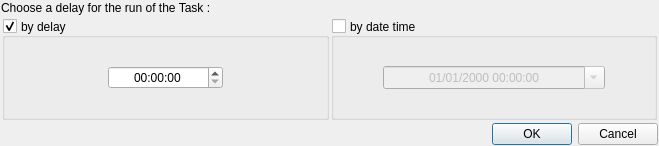
Qt form ui/getDelayDialog.ui (AmirHammouteneEI/ScheduledPasteAndKeys) before a commit.
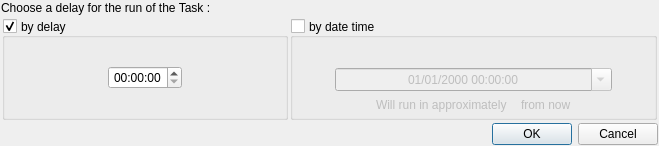
The same form after that commit.

Commit message: Finished work on get delay dialog with display of delay time

The edit to the form file:
```diff
--- a/ui/getDelayDialog.ui
+++ b/ui/getDelayDialog.ui
@@ -66,7 +66,7 @@
       <item>
        <widget class="QGroupBox" name="delayGroup">
         <property name="sizePolicy">
-         <sizepolicy hsizetype="Expanding" vsizetype="Preferred">
+         <sizepolicy hsizetype="Preferred" vsizetype="Preferred">
           <horstretch>0</horstretch>
           <verstretch>0</verstretch>
          </sizepolicy>
@@ -146,12 +146,58 @@
         <property name="checked">
          <bool>false</bool>
         </property>
-        <layout class="QHBoxLayout" name="horizontalLayout_3">
+        <layout class="QVBoxLayout" name="verticalLayout_2">
+         <property name="spacing">
+          <number>2</number>
+         </property>
          <property name="sizeConstraint">
           <enum>QLayout::SetDefaultConstraint</enum>
          </property>
+         <property name="leftMargin">
+          <number>1</number>
+         </property>
+         <property name="topMargin">
+          <number>1</number>
+         </property>
+         <property name="rightMargin">
+          <number>1</number>
+         </property>
+         <property name="bottomMargin">
+          <number>1</number>
+         </property>
          <item>
-          <spacer name="horizontalSpacer_3">
+          <spacer name="verticalSpacer">
+           <property name="orientation">
+            <enum>Qt::Vertical</enum>
+           </property>
+           <property name="sizeHint" stdset="0">
+            <size>
+             <width>20</width>
+             <height>40</height>
+            </size>
+           </property>
+          </spacer>
+         </item>
+         <item>
+          <widget class="QWidget" name="widget_2" native="true">
+           <layout class="QHBoxLayout" name="horizontalLayout_4">
+            <property name="spacing">
+             <number>2</number>
+            </property>
+            <property name="leftMargin">
+             <number>1</number>
+            </property>
+            <property name="topMargin">
+             <number>1</number>
+            </property>
+            <property name="rightMargin">
+             <number>1</number>
+            </property>
+            <property name="bottomMargin">
+             <number>1</number>
+            </property>
+            <item>
+             <spacer name="horizontalSpacer_4">
            <property name="orientation">
             <enum>Qt::Horizontal</enum>
            </property>
@@ -186,7 +232,7 @@
           </widget>
          </item>
          <item>
-          <spacer name="horizontalSpacer_4">
+             <spacer name="horizontalSpacer_3">
            <property name="orientation">
             <enum>Qt::Horizontal</enum>
            </property>
@@ -200,6 +246,77 @@
             </size>
            </property>
           </spacer>
+            </item>
+           </layout>
+          </widget>
+         </item>
+         <item>
+          <widget class="QWidget" name="widget_3" native="true">
+           <layout class="QHBoxLayout" name="horizontalLayout_3">
+            <property name="spacing">
+             <number>2</number>
+            </property>
+            <property name="leftMargin">
+             <number>1</number>
+            </property>
+            <property name="topMargin">
+             <number>1</number>
+            </property>
+            <property name="rightMargin">
+             <number>1</number>
+            </property>
+            <property name="bottomMargin">
+             <number>1</number>
+            </property>
+            <item>
+             <spacer name="horizontalSpacer_5">
+              <property name="orientation">
+               <enum>Qt::Horizontal</enum>
+              </property>
+              <property name="sizeHint" stdset="0">
+               <size>
+                <width>74</width>
+                <height>20</height>
+               </size>
+              </property>
+             </spacer>
+            </item>
+            <item>
+             <widget class="QLabel" name="label_2">
+              <property name="text">
+               <string>Will run in approximately </string>
+              </property>
+             </widget>
+            </item>
+            <item>
+             <widget class="QLabel" name="delayDetailsLabel">
+              <property name="text">
+               <string/>
+              </property>
+             </widget>
+            </item>
+            <item>
+             <widget class="QLabel" name="label_4">
+              <property name="text">
+               <string>from now</string>
+              </property>
+             </widget>
+            </item>
+            <item>
+             <spacer name="horizontalSpacer_6">
+              <property name="orientation">
+               <enum>Qt::Horizontal</enum>
+              </property>
+              <property name="sizeHint" stdset="0">
+               <size>
+                <width>74</width>
+                <height>20</height>
+               </size>
+              </property>
+             </spacer>
+            </item>
+           </layout>
+          </widget>
          </item>
         </layout>
        </widget>
```
Left out of the diff: 3 changed lines with no effect on the pictures. Lines whose indentation alone changed are shown as unchanged. The commit also changes 4 other files.
